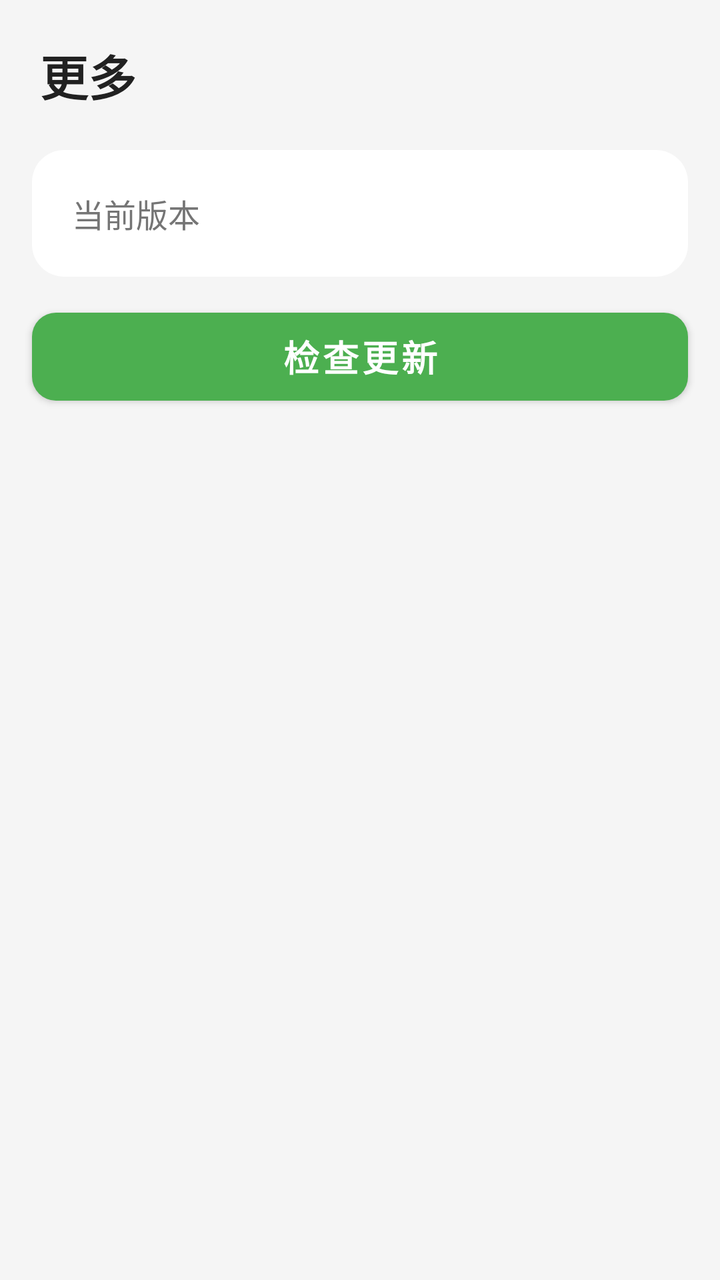
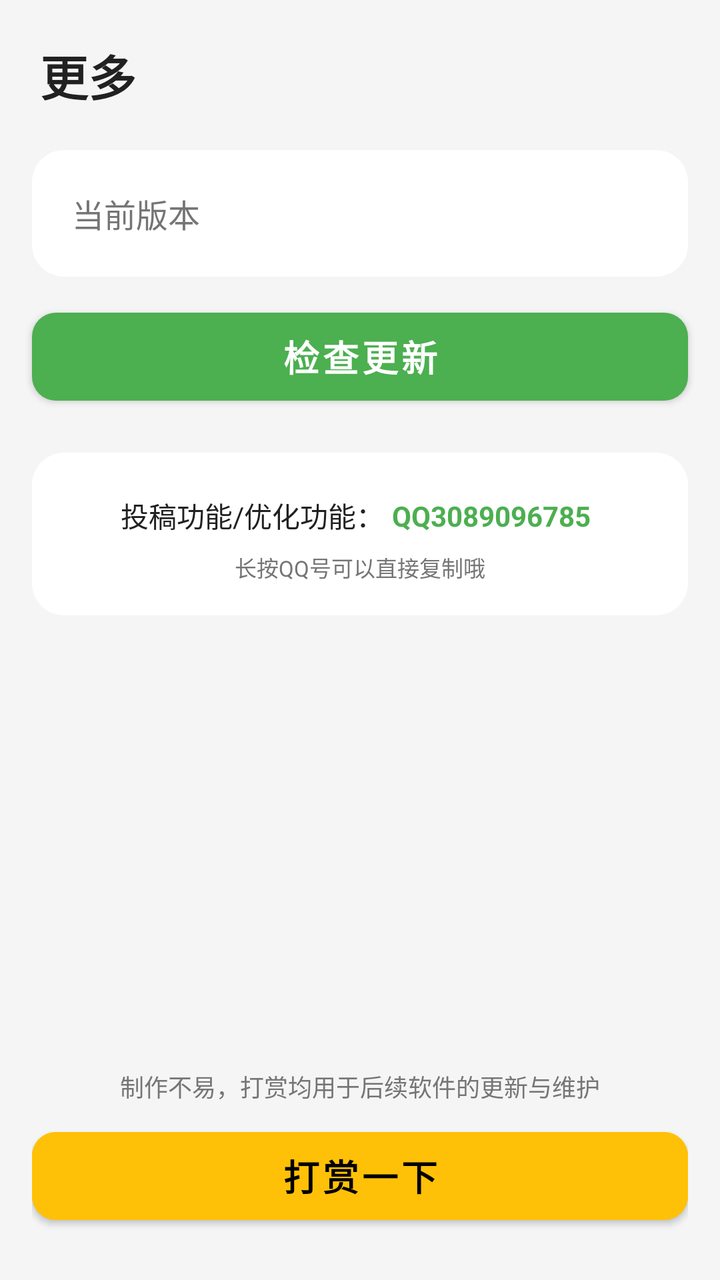

Two renders of the same Android screen: before a commit and after it. Below are the layout's source before the change and the commit's diff.
<!-- AndroidManifest.xml: application theme Theme.XiaQiaoQiao -->
<!-- res/layout/fragment_more.xml -->
<?xml version="1.0" encoding="utf-8"?>
<ScrollView xmlns:android="http://schemas.android.com/apk/res/android"
    android:layout_width="match_parent"
    android:layout_height="match_parent"
    android:background="@color/bg_page"
    android:fillViewport="true">

    <LinearLayout
        android:layout_width="match_parent"
        android:layout_height="wrap_content"
        android:orientation="vertical">

        
        <TextView
            android:layout_width="match_parent"
            android:layout_height="wrap_content"
            android:padding="20dp"
            android:text="@string/tab_more"
            android:textColor="@color/text_primary"
            android:textSize="24sp"
            android:textStyle="bold" />

        
        <LinearLayout
            android:layout_width="match_parent"
            android:layout_height="wrap_content"
            android:layout_marginStart="16dp"
            android:layout_marginEnd="16dp"
            android:layout_marginBottom="12dp"
            android:background="@drawable/bg_card_rounded"
            android:gravity="center_vertical"
            android:orientation="horizontal"
            android:padding="20dp">

            <TextView
                android:layout_width="wrap_content"
                android:layout_height="wrap_content"
                android:text="@string/more_version_label"
                android:textColor="@color/text_secondary"
                android:textSize="16sp" />

            <TextView
                android:id="@+id/tv_version"
                android:layout_width="0dp"
                android:layout_height="wrap_content"
                android:layout_marginStart="12dp"
                android:layout_weight="1"
                android:textColor="@color/text_primary"
                android:textSize="16sp"
                android:textStyle="bold" />
        </LinearLayout>

        
        <Button
            android:id="@+id/btn_check_update"
            style="@style/Widget.XiaQiaoQiao.Button.Primary"
            android:layout_width="match_parent"
            android:layout_height="wrap_content"
            android:layout_marginStart="16dp"
            android:layout_marginEnd="16dp"
            android:text="@string/more_check_update" />

    </LinearLayout>
</ScrollView>
<!-- resources referenced by this layout -->
<resources>
  <color name="bg_page">#FFF5F5F5</color>
  <color name="text_primary">#FF212121</color>
  <color name="text_secondary">#FF757575</color>
  <!-- drawable bg_card_rounded (drawable) -->
  <?xml version="1.0" encoding="utf-8"?>
  <shape xmlns:android="http://schemas.android.com/apk/res/android"
      android:shape="rectangle">
      <solid android:color="@color/bg_card" />
      <corners android:radius="16dp" />
  </shape>
  <string name="more_check_update">检查更新</string>
  <string name="more_version_label">当前版本</string>
  <string name="tab_more">更多</string>
  <style name="Widget.XiaQiaoQiao.Button.Primary" parent="Widget.MaterialComponents.Button">
          <item name="android:textSize">18sp</item>
          <item name="android:textStyle">bold</item>
          <item name="cornerRadius">12dp</item>
          <item name="android:minHeight">56dp</item>
          <item name="backgroundTint">@color/brand_primary</item>
      </style>
  <style name="Theme.XiaQiaoQiao" parent="Theme.MaterialComponents.Light.NoActionBar">
          <item name="colorPrimary">@color/brand_primary</item>
          <item name="colorPrimaryVariant">@color/brand_primary_dark</item>
          <item name="colorOnPrimary">@color/white</item>
          <item name="colorSecondary">@color/brand_accent</item>
          <item name="colorOnSecondary">@color/black</item>
          <item name="android:statusBarColor" tools:targetApi="l">@color/brand_primary_dark</item>
          <item name="android:windowBackground">@color/bg_page</item>
      </style>
  <color name="bg_card">#FFFFFFFF</color>
  <color name="brand_primary">#FF4CAF50</color>
  <color name="brand_primary_dark">#FF388E3C</color>
  <color name="white">#FFFFFFFF</color>
  <color name="brand_accent">#FFFFC107</color>
  <color name="black">#FF000000</color>
</resources>

<!-- the commit's change to res/layout/fragment_more.xml (unified diff, before → after) -->
@@ -60,5 +60,94 @@
             android:layout_marginEnd="16dp"
             android:text="@string/more_check_update" />
 
+        
+        <LinearLayout
+            android:layout_width="match_parent"
+            android:layout_height="wrap_content"
+            android:layout_marginStart="16dp"
+            android:layout_marginTop="20dp"
+            android:layout_marginEnd="16dp"
+            android:background="@drawable/bg_card_rounded"
+            android:gravity="center_horizontal"
+            android:orientation="vertical"
+            android:padding="16dp">
+
+            <LinearLayout
+                android:layout_width="wrap_content"
+                android:layout_height="wrap_content"
+                android:gravity="center_vertical"
+                android:orientation="horizontal">
+
+                <TextView
+                    android:layout_width="wrap_content"
+                    android:layout_height="wrap_content"
+                    android:text="@string/more_contact_label"
+                    android:textColor="@color/text_primary"
+                    android:textSize="14sp" />
+
+                <TextView
+                    android:id="@+id/tv_qq_number"
+                    android:layout_width="wrap_content"
+                    android:layout_height="wrap_content"
+                    android:background="?android:attr/selectableItemBackground"
+                    android:clickable="true"
+                    android:focusable="true"
+                    android:longClickable="true"
+                    android:paddingStart="4dp"
+                    android:paddingTop="6dp"
+                    android:paddingEnd="4dp"
+                    android:paddingBottom="6dp"
+                    android:text="@string/more_qq_number"
+                    android:textColor="@color/brand_primary"
+                    android:textSize="14sp"
+                    android:textStyle="bold" />
+            </LinearLayout>
+
+            <TextView
+                android:layout_width="wrap_content"
+                android:layout_height="wrap_content"
+                android:layout_marginTop="2dp"
+                android:text="@string/more_qq_hint"
+                android:textColor="@color/text_secondary"
+                android:textSize="11sp" />
+        </LinearLayout>
+
+        
+        <View
+            android:layout_width="match_parent"
+            android:layout_height="0dp"
+            android:layout_weight="1"
+            android:minHeight="40dp" />
+
+        
+        <LinearLayout
+            android:layout_width="match_parent"
+            android:layout_height="wrap_content"
+            android:layout_marginStart="16dp"
+            android:layout_marginEnd="16dp"
+            android:layout_marginBottom="24dp"
+            android:gravity="center_horizontal"
+            android:orientation="vertical">
+
+            
+            <TextView
+                android:layout_width="wrap_content"
+                android:layout_height="wrap_content"
+                android:layout_marginBottom="8dp"
+                android:text="@string/more_donate_hint"
+                android:textColor="@color/text_secondary"
+                android:textSize="12sp" />
+
+            
+            <Button
+                android:id="@+id/btn_donate"
+                style="@style/Widget.XiaQiaoQiao.Button.Primary"
+                android:layout_width="match_parent"
+                android:layout_height="wrap_content"
+                android:backgroundTint="@color/brand_accent"
+                android:text="@string/more_donate_button"
+                android:textColor="@color/black" />
+        </LinearLayout>
+
     </LinearLayout>
 </ScrollView>
<!-- resource entries referenced after the edit -->
@@ -11,6 +11,11 @@
       <corners android:radius="16dp" />
   </shape>
   <string name="more_check_update">检查更新</string>
+  <string name="more_contact_label">投稿功能/优化功能：</string>
+  <string name="more_donate_button">打赏一下</string>
+  <string name="more_donate_hint">制作不易，打赏均用于后续软件的更新与维护</string>
+  <string name="more_qq_hint">长按QQ号可以直接复制哦</string>
+  <string name="more_qq_number">QQ3089096785</string>
   <string name="more_version_label">当前版本</string>
   <string name="tab_more">更多</string>
   <style name="Widget.XiaQiaoQiao.Button.Primary" parent="Widget.MaterialComponents.Button">
